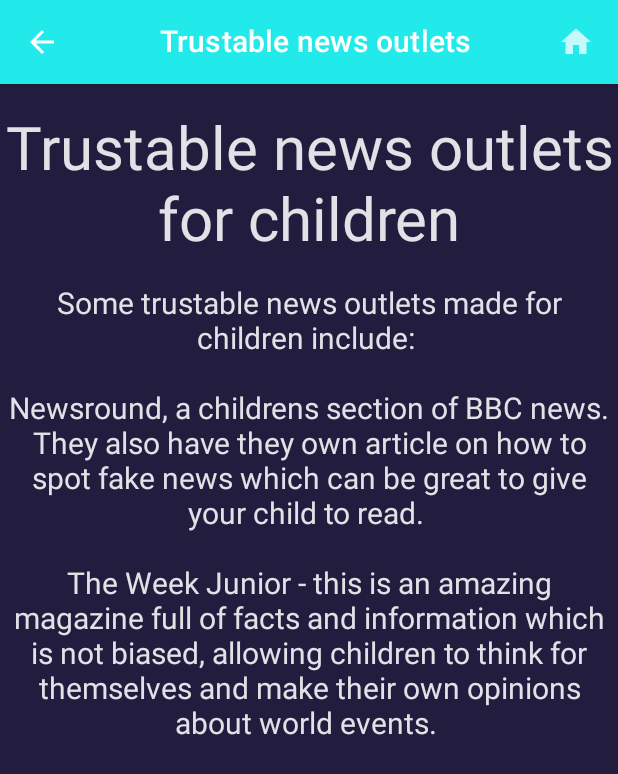
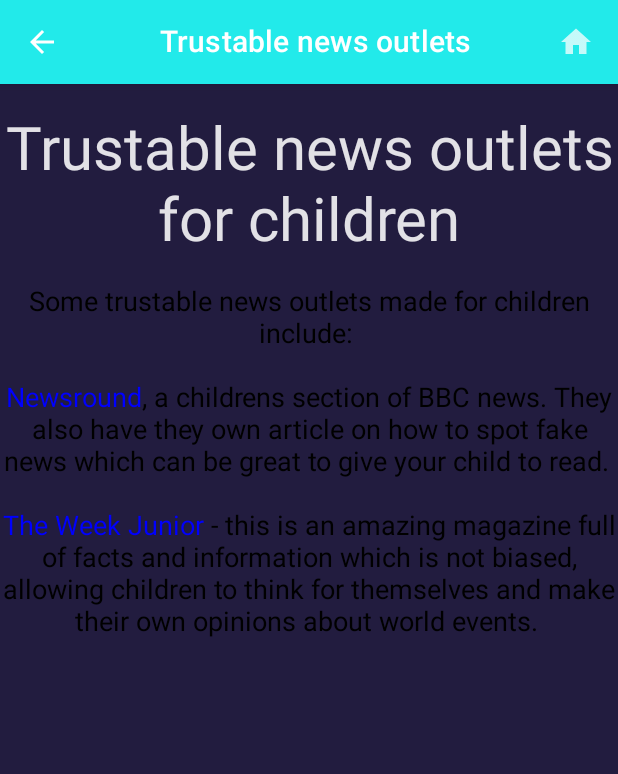
Before and after one commit to ManahalS/Hellosafe, an Android app built with Jetpack Compose: the composable Disinformation3Screen called with empty values, on a phone screen of 412 x 824 dp. Shown: the top 774 px of the screen. Run offline under Robolectric (Android 15) with nearby library versions, the phone set to English and light mode, and no system bars; our stand-ins replace accompanist.

Commit message:
Added hyperlinks!

```diff
--- /dev/null
+++ b/app/src/main/java/com/example/simplenavigationcompose/ui/common/Hyperlink.kt
@@ -0,0 +1,74 @@
+package com.example.simplenavigationcompose.ui.common
+
+import androidx.compose.foundation.text.ClickableText
+import androidx.compose.runtime.Composable
+import androidx.compose.ui.Modifier
+import androidx.compose.ui.graphics.Color
+import androidx.compose.ui.platform.LocalUriHandler
+import androidx.compose.ui.text.SpanStyle
+import androidx.compose.ui.text.TextStyle
+import androidx.compose.ui.text.buildAnnotatedString
+import androidx.compose.ui.text.font.FontWeight
+import androidx.compose.ui.text.style.TextDecoration
+import androidx.compose.ui.unit.TextUnit
+
+
+@Composable
+fun HyperlinkText(
+    modifier: Modifier = Modifier,
+    fullText: String,
+    hyperLinks: Map<String, String>,
+    textStyle: TextStyle = TextStyle.Default,
+    linkTextColor: Color = Color.Blue,
+    linkTextFontWeight: FontWeight = FontWeight.Normal,
+    linkTextDecoration: TextDecoration = TextDecoration.None,
+    fontSize: TextUnit = TextUnit.Unspecified
+) {
+    val annotatedString = buildAnnotatedString {
+        append(fullText)
+
+        for((key, value) in hyperLinks){
+
+            val startIndex = fullText.indexOf(key)
+            val endIndex = startIndex + key.length
+            addStyle(
+                style = SpanStyle(
+                    color = linkTextColor,
+                    fontSize = fontSize,
+                    fontWeight = linkTextFontWeight,
+                    textDecoration = linkTextDecoration
+                ),
+                start = startIndex,
+                end = endIndex
+            )
+            addStringAnnotation(
+                tag = "URL",
+                annotation = value,
+                start = startIndex,
+                end = endIndex
+            )
+        }
+        addStyle(
+            style = SpanStyle(
+                fontSize = fontSize
+            ),
+            start = 0,
+            end = fullText.length
+        )
+    }
+
+    val uriHandler = LocalUriHandler.current
+
+    ClickableText(
+        modifier = modifier,
+        text = annotatedString,
+        style = textStyle,
+        onClick = {
+            annotatedString
+                .getStringAnnotations("URL", it, it)
+                .firstOrNull()?.let { stringAnnotation ->
+                    uriHandler.openUri(stringAnnotation.item)
+                }
+        }
+    )
+}
--- a/app/src/main/java/com/example/simplenavigationcompose/ui/second2screens/Disinformation3.kt
+++ b/app/src/main/java/com/example/simplenavigationcompose/ui/second2screens/Disinformation3.kt
@@ -19,10 +19,13 @@ import androidx.compose.material.icons.filled.Home
 import androidx.compose.runtime.Composable
 import androidx.compose.ui.Alignment
 import androidx.compose.ui.Modifier
+import androidx.compose.ui.graphics.Color
+import androidx.compose.ui.text.TextStyle
 import androidx.compose.ui.text.style.TextAlign
 import androidx.compose.ui.tooling.preview.Preview
 import androidx.compose.ui.unit.dp
 import androidx.compose.ui.unit.sp
+import com.example.simplenavigationcompose.ui.common.HyperlinkText
 import com.example.simplenavigationcompose.ui.theme.SimpleNavComposeAppTheme
 import com.example.simplenavigationcompose.ui.theme.next_lightest
 
@@ -71,14 +74,28 @@ fun Disinformation3Screen(
         Text("Trustable news outlets for children", fontSize = 40.sp, textAlign = TextAlign.Center)
 
         Spacer(modifier = Modifier.height(20.dp))
-        Text("Some trustable news outlets made for children include: \n" +
-                "\n" +
-                "Newsround, a childrens section of BBC news. They also have they own article on how to spot fake news which can be great to give your child to read. \n" +
-                "\n" +
-                "The Week Junior - this is an amazing magazine full of facts and information which is not biased, allowing children to think for themselves and make their own opinions about world events. \n" +
-                "\n" +
-                " ", fontSize = 20.sp, textAlign = TextAlign.Center)
 
+        HyperlinkText(
+            fullText =
+            "Some trustable news outlets made for children include: \n" +
+                    "\n" +
+                    "Newsround, a childrens section of BBC news. They also have they own article on how to spot fake news which can be great to give your child to read. \n" +
+                    "\n" +
+                    "The Week Junior - this is an amazing magazine full of facts and information which is not biased, allowing children to think for themselves and make their own opinions about world events. \n" +
+                    "\n" +
+                    " ",
+            hyperLinks = mutableMapOf(
+                "Newsround" to "https://www.bbc.co.uk/newsround",
+                "The Week Junior" to "https://theweekjunior.co.uk/",
+            ),
+
+            textStyle = TextStyle(
+                textAlign = TextAlign.Center,
+                color = Color.Black
+            ),
+            linkTextColor = Color.Blue,
+            fontSize = 18.sp
+        )
 
         Spacer(modifier = Modifier.height(10.dp))
 
```
Also changed, not shown: app/src/main/java/com/example/simplenavigationcompose/ui/screens/HomeScreen.kt (+22 -5 lines), app/src/main/java/com/example/simplenavigationcompose/ui/second2screens/Filter5.kt (+19 -3 lines), app/src/main/java/com/example/simplenavigationcompose/ui/secondscreens/Filter2.kt (+28 -8 lines).
